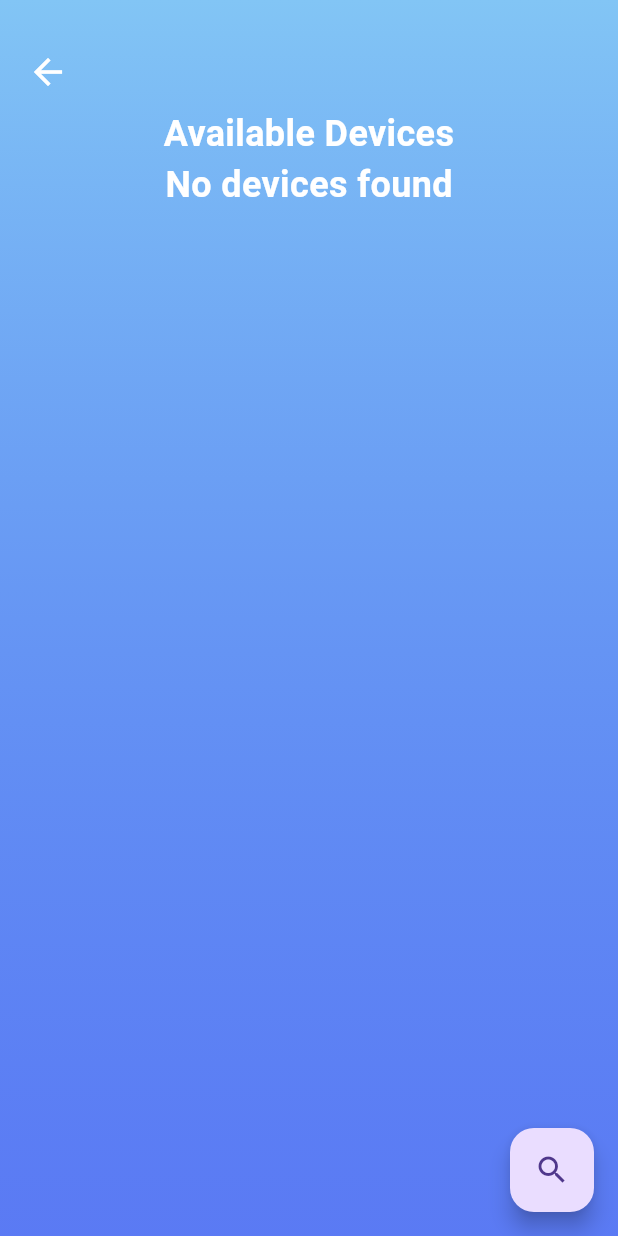
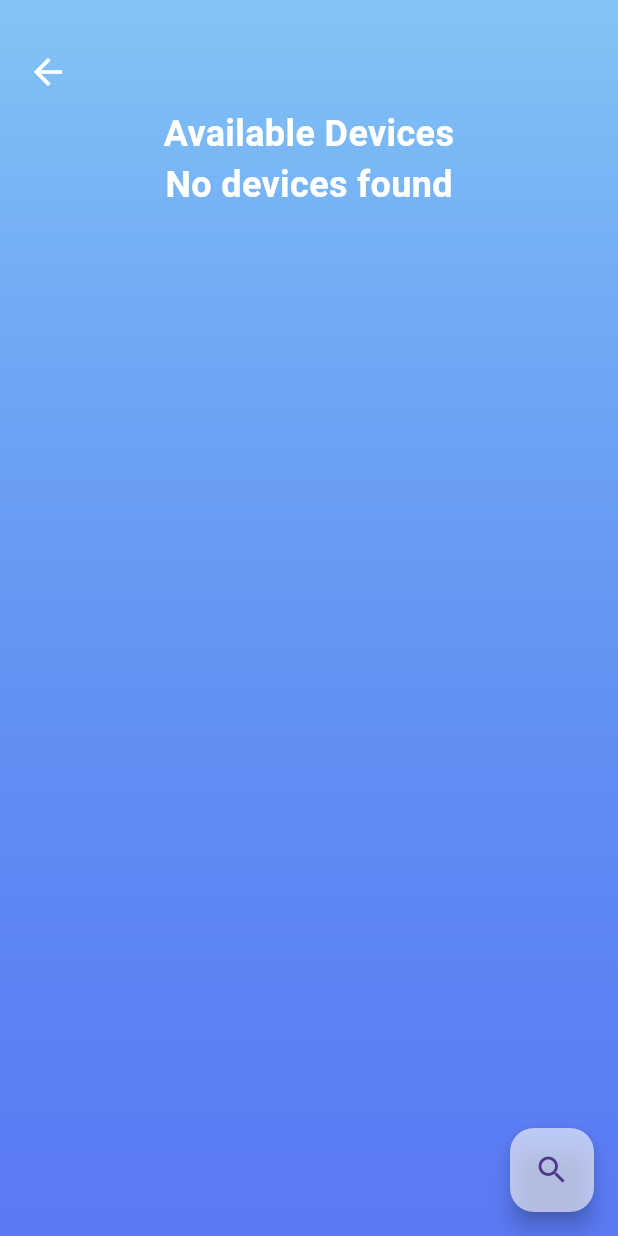
Before and after one commit to Qamarzaman555/ria_app, a Flutter app: the DeviceListScreen screen opened by its route, on a phone screen of 412 x 824 dp. Run offline on Flutter 3.47's test engine with Material 3 defaults, Android fonts, the phone set to English and light mode, and no system bars; our stand-ins replace fl_chart, flutter_blue_plus, geolocator, get, google_fonts, iconsax and 2 more; Roboto replaces fonts that are missing (Ubuntu).

Commit message:
updated: improved clean coding wrote comments

```diff
--- a/lib/features/ble_device_list/view/device_list.dart
+++ b/lib/features/ble_device_list/view/device_list.dart
@@ -1,5 +1,4 @@
 import 'package:flutter/material.dart';
-import 'package:flutter_blue_plus/flutter_blue_plus.dart';
 import 'package:get/get.dart';
 
 import '../../../common/app_background/app_background.dart';
@@ -7,7 +6,8 @@ import '../../../common/app_headers/app_header.dart';
 import '../../../utils/app_sizes.dart';
 import '../../../utils/app_styles.dart';
 import '../../scan/presentation/controller/ble_controller.dart';
-import '../../../common/bluetooth_diabled/bluetooth_offscreen.dart';
+import '../widgets/devices_list.dart';
+import '../widgets/scan_devices_button.dart';
 
 class DeviceListScreen extends StatelessWidget {
   const DeviceListScreen({super.key});
@@ -16,81 +16,29 @@ class DeviceListScreen extends StatelessWidget {
   Widget build(BuildContext context) {
     final BluetoothController controller = Get.find();
     return Scaffold(
+
+        /// -- Linear Gradient Background
         body: AppBackground(
           child: Column(
             children: [
               Padding(
                 padding: const EdgeInsets.only(top: AppSizes.defaultSpace),
+
+                /// Header
                 child: AppHeader(
                   header: Text("Available Devices",
                       textAlign: TextAlign.center,
                       style: AppStyles.headlineMedium),
                 ),
               ),
-              Obx(() {
-                if (controller.bluetoothState.value !=
-                    BluetoothAdapterState.on) {
-                  return const BluetoothOffScreen(
-                      status: 'Bluetooth is Turned Off');
-                } else if (controller.bluetoothState.value ==
-                    BluetoothAdapterState.turningOn) {
-                  return const BluetoothOffScreen(
-                      status: 'Bluetooth is Turning On!');
-                } else if (controller.filteredResults.isEmpty) {
-                  return Center(
-                      child: Text('No devices found',
-                          style: AppStyles.headlineMedium));
-                } else {
-                  return Flexible(
-                    child: ListView.separated(
-                      padding: const EdgeInsets.all(AppSizes.defaultSpace),
-                      itemCount: controller.filteredResults.length,
-                      itemBuilder: (context, index) {
-                        final device = controller.filteredResults[index].device;
-                        return GestureDetector(
-                          onTap: () {
-                            controller.connectToDevice(device);
-                          },
-                          child: Container(
-                              padding: const EdgeInsets.symmetric(
-                                  horizontal: AppSizes.defaultSpace),
-                              height: 50,
-                              width: MediaQuery.sizeOf(context).width * 80,
-                              decoration: BoxDecoration(
-                                  color: Colors.white24,
-                                  borderRadius: BorderRadius.circular(20)),
-                              child: Column(
-                                crossAxisAlignment: CrossAxisAlignment.start,
-                                mainAxisAlignment: MainAxisAlignment.center,
-                                children: [
-                                  Text(
-                                      device.platformName.isEmpty
-                                          ? 'Unknown Device'
-                                          : device.platformName,
-                                      textAlign: TextAlign.start,
-                                      style: AppStyles.labelLarge),
-                                ],
-                              )),
-                        );
-                      },
-                      separatorBuilder: (_, __) =>
-                          const SizedBox(height: AppSizes.spaceBtwItems),
-                    ),
-                  );
-                }
-              }),
+
+              /// Device List View
+              DevicesList(controller: controller),
             ],
           ),
         ),
-        floatingActionButton: Obx(
-          () => controller.bluetoothState.value != BluetoothAdapterState.on
-              ? const SizedBox()
-              : FloatingActionButton(
-                  onPressed: () async {
-                    await controller.scanForDevices();
-                  },
-                  child: const Icon(Icons.search),
-                ),
-        ));
+
+        /// Scan for devices button
+        floatingActionButton: ScanDevicesButton(controller: controller));
   }
 }
--- /dev/null
+++ b/lib/features/ble_device_list/widgets/devices_list.dart
@@ -0,0 +1,54 @@
+import 'package:flutter/material.dart';
+import 'package:flutter_blue_plus/flutter_blue_plus.dart';
+import 'package:get/get.dart';
+
+import '../../../common/bluetooth_diabled/bluetooth_offscreen.dart';
+import '../../../utils/app_sizes.dart';
+import '../../../utils/app_styles.dart';
+import '../../scan/presentation/controller/ble_controller.dart';
+import 'device_list_tile.dart';
+
+class DevicesList extends StatelessWidget {
+  const DevicesList({
+    super.key,
+    required this.controller,
+  });
+
+  final BluetoothController controller;
+
+  @override
+  Widget build(BuildContext context) {
+    return Obx(() {
+      if (controller.bluetoothState.value != BluetoothAdapterState.on) {
+        return const BluetoothOffScreen(status: 'Bluetooth is Turned Off');
+      } else if (controller.bluetoothState.value ==
+          BluetoothAdapterState.turningOn) {
+        return const BluetoothOffScreen(status: 'Bluetooth is Turning On!');
+      } else if (controller.filteredResults.isEmpty) {
+        return Center(
+            child: Text('No devices found', style: AppStyles.headlineMedium));
+      } else {
+        /// ListView
+        return Flexible(
+          child: ListView.separated(
+            padding: const EdgeInsets.all(AppSizes.defaultSpace),
+            itemCount: controller.filteredResults.length,
+            itemBuilder: (context, index) {
+              final device = controller.filteredResults[index].device;
+
+              /// Device
+              return GestureDetector(
+                onTap: () {
+                  controller.connectToDevice(device);
+                },
+                child: DeviceListTile(device: device),
+              );
+            },
+            separatorBuilder: (_, __) =>
+                const SizedBox(height: AppSizes.spaceBtwItems),
+          ),
+        );
+      }
+    });
+  }
+}
--- /dev/null
+++ b/lib/features/ble_device_list/widgets/scan_devices_button.dart
@@ -0,0 +1,30 @@
+import 'package:flutter/material.dart';
+import 'package:flutter_blue_plus/flutter_blue_plus.dart';
+import 'package:get/get.dart';
+
+import '../../scan/presentation/controller/ble_controller.dart';
+
+class ScanDevicesButton extends StatelessWidget {
+  const ScanDevicesButton({
+    super.key,
+    required this.controller,
+  });
+
+  final BluetoothController controller;
+
+  @override
+  Widget build(BuildContext context) {
+    return Obx(
+      () => controller.bluetoothState.value != BluetoothAdapterState.on
+          ? const SizedBox()
+          : FloatingActionButton(
+              backgroundColor: Colors.white60,
+              onPressed: () async {
+                /// Scans for devices and updates Device List View
+                await controller.scanForDevices();
+              },
+              child: const Icon(Icons.search),
+            ),
+    );
+  }
+}
--- a/lib/features/connecting/view/connecting.dart
+++ b/lib/features/connecting/view/connecting.dart
@@ -9,10 +9,14 @@ class Connecting extends StatelessWidget {
   @override
   Widget build(BuildContext context) {
     return Scaffold(
+      /// -- Linear Gradient Background
       body: AppBackground(
         child: Padding(
           padding: const EdgeInsets.only(top: 40, bottom: 60),
-          child: Center(
+          child:
+
+              ///  Center Text
+              Center(
             child: Text("Connecting...",
                 style:
                     AppStyles.bodyMedium.copyWith(fontWeight: FontWeight.bold)),
--- a/lib/features/home/widgets/day_hour_chart.dart
+++ b/lib/features/home/widgets/day_hour_chart.dart
@@ -8,10 +8,13 @@ class Chart24Hours extends StatelessWidget {
 
   @override
   Widget build(BuildContext context) {
+    /// Dummy Data Populated in Chart
     final List<ChartData> chartData =
         List.generate(24, (data) => ChartData(data, Random().nextDouble()));
     return Scaffold(
         body: Center(
+
+            /// Syncfusion Chart
             child: SfCartesianChart(
                 title: const ChartTitle(
                   text: '24h Chart',
--- a/lib/features/home/widgets/weekly_chart.dart
+++ b/lib/features/home/widgets/weekly_chart.dart
@@ -8,10 +8,13 @@ class WeeklyChart extends StatelessWidget {
 
   @override
   Widget build(BuildContext context) {
+    /// Dummy Data Populated in Chart
     final List<ChartData> chartData =
         List.generate(7, (data) => ChartData(++data, Random().nextDouble()));
     return Scaffold(
         body: Center(
+
+            /// Syncfusion Chart
             child: SfCartesianChart(
                 title: const ChartTitle(
                   text: 'Weekly Chart',
--- a/lib/features/scan/presentation/controller/ble_controller.dart
+++ b/lib/features/scan/presentation/controller/ble_controller.dart
@@ -6,6 +6,7 @@ import 'package:get/get.dart';
 import '../../../../core/bluetooth/bluetooth.dart';
 import '../../../../core/permissions/permissoins.dart';
 import '../../../../utils/popups/app_full_screen_loader.dart';
+import '../../../ble_device_list/view/device_list.dart';
 import '../../../connecting/view/connecting.dart';
 import '../../../home/view/home.dart';
 import '../../../scanning/view/scanning.dart';
@@ -66,6 +67,9 @@ class BluetoothController extends GetxController {
 
       // Stop the loading dialog
       AppFullScreenLoader.stopLoading();
+
+      /// Navigates to device List screen
+      Get.to(const DeviceListScreen());
     } else {
       // If location permission is not granted, show a snackbar and stop the loader
       Get.snackbar(
--- a/lib/features/scan/presentation/view/scan.dart
+++ b/lib/features/scan/presentation/view/scan.dart
@@ -12,13 +12,19 @@ class Scan extends StatelessWidget {
   Widget build(BuildContext context) {
     final BluetoothController controller = Get.find();
     return Scaffold(
+      /// -- Linear Gradient Background
       body: AppBackground(
         child: Column(
           crossAxisAlignment: CrossAxisAlignment.center,
           mainAxisAlignment: MainAxisAlignment.spaceAround,
           children: [
+            /// App Header
             const HeaderWidget(),
+
+            /// Center BluetoothIcon
             const Icon(Icons.bluetooth, size: 100, color: Colors.white),
+
+            /// Footer (Text & Scan Button)
             FooterButtunWidget(controller: controller),
           ],
         ),
--- a/lib/features/scan/presentation/widgets/footer_button_widget.dart
+++ b/lib/features/scan/presentation/widgets/footer_button_widget.dart
@@ -1,9 +1,7 @@
 import 'package:flutter/material.dart';
-import 'package:get/get.dart';
 
 import '../../../../utils/app_styles.dart';
 import '../controller/ble_controller.dart';
-import '../../../ble_device_list/view/device_list.dart';
 
 class FooterButtunWidget extends StatelessWidget {
   const FooterButtunWidget({
@@ -24,8 +22,8 @@ class FooterButtunWidget extends StatelessWidget {
           height: 50,
           child: ElevatedButton(
             onPressed: () {
+              /// Scans for devices
               controller.scanForDevices();
-              Get.to(const DeviceListScreen());
             },
             child: Text("Scan", style: AppStyles.buttonText),
           ),
--- a/lib/features/scanning/view/scanning.dart
+++ b/lib/features/scanning/view/scanning.dart
@@ -12,21 +12,27 @@ class Scanning extends StatelessWidget {
   @override
   Widget build(BuildContext context) {
     return Scaffold(
+      /// -- Linear Gradient Background
       body: AppBackground(
         child: Padding(
           padding: const EdgeInsets.only(top: 40, bottom: 60),
           child: Column(
             crossAxisAlignment: CrossAxisAlignment.center,
             children: [
+              /// Header
               const Flexible(
                 child: AppHeader(
                   header: HeaderWidget(),
                 ),
               ),
+
+              /// Animated Bluetooth Icon
               const Expanded(
                 flex: 4,
                 child: BluetoothScanningIcon(),
               ),
+
+              /// Footer
               Text("Scanning...", style: AppStyles.bodyMedium),
             ],
           ),
```
Also changed, not shown: lib/features/ble_device_list/widgets/device_list_tile.dart (added, +36 -0 lines), lib/features/home/view/home.dart (+22 -7 lines), lib/features/settings/view/setting.dart (+12 -1 lines).
